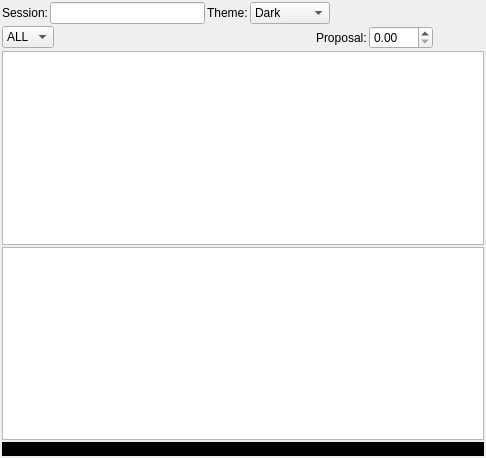
Old version of the form ui/wdgcentral.ui in the repository fabriziodesiati/BrokerTelegramBot.
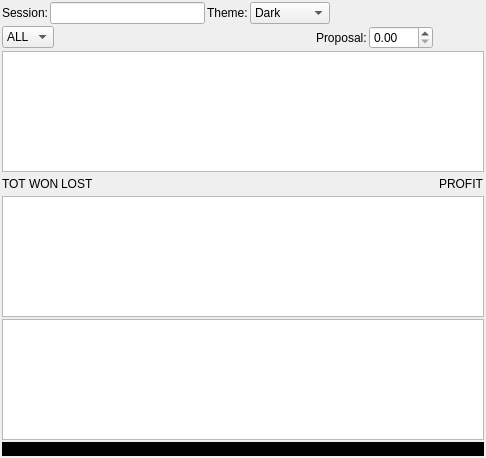
New version of the form. Icons and pictures are not drawn.

Commit message: MAJOR: start impl for proposals resume

What changed in the file:
```diff
--- a/ui/wdgcentral.ui
+++ b/ui/wdgcentral.ui
@@ -176,9 +176,57 @@
     <widget class="QTableView" name="tbHistory"/>
    </item>
    <item row="3" column="0">
-    <widget class="QTableView" name="tbProposals"/>
+    <layout class="QHBoxLayout" name="horizontalLayout_3">
+     <item>
+      <widget class="QLabel" name="leProposalsTotal">
+       <property name="text">
+        <string>TOT</string>
+       </property>
+      </widget>
+     </item>
+     <item>
+      <widget class="QLabel" name="leProposalsWon">
+       <property name="text">
+        <string>WON</string>
+       </property>
+      </widget>
+     </item>
+     <item>
+      <widget class="QLabel" name="leProposalsLost">
+       <property name="text">
+        <string>LOST</string>
+       </property>
+      </widget>
+     </item>
+     <item>
+      <spacer name="horizontalSpacer_3">
+       <property name="orientation">
+        <enum>Qt::Horizontal</enum>
+       </property>
+       <property name="sizeHint" stdset="0">
+        <size>
+         <width>40</width>
+         <height>20</height>
+        </size>
+       </property>
+      </spacer>
+     </item>
+     <item>
+      <widget class="QLabel" name="leProposalsProfit">
+       <property name="text">
+        <string>PROFIT</string>
+       </property>
+      </widget>
+     </item>
+    </layout>
    </item>
    <item row="4" column="0">
+    <widget class="QTableView" name="tbProposals"/>
+   </item>
+   <item row="5" column="0">
+    <widget class="QTextEdit" name="textDetails"/>
+   </item>
+   <item row="6" column="0">
     <widget class="QLabel" name="lblInfo">
      <property name="sizePolicy">
       <sizepolicy hsizetype="Expanding" vsizetype="Preferred">
```
The commit also changes 4 other files.
